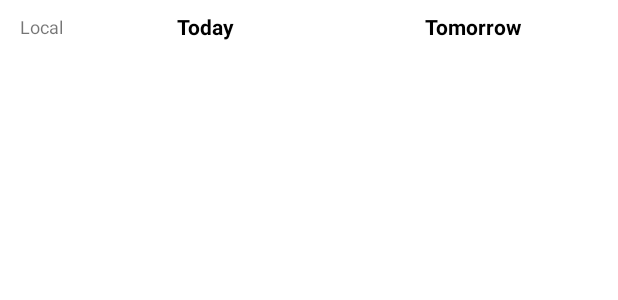
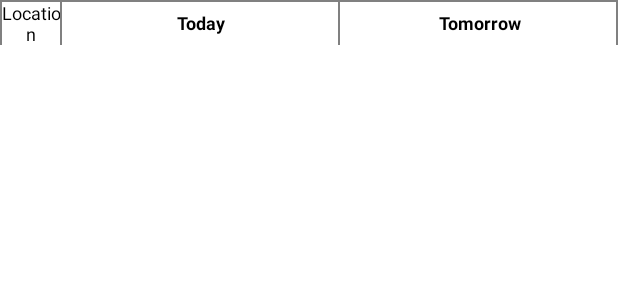
Before and after one commit to leesohyun13/local-weather, an Android app: the layout item_local_weather_title.xml on its own in the app's theme, with its tools: preview values and no code run, on a phone screen of 412 x 824 dp. Shown: the top 300 px of the screen. Run offline under Robolectric (Android 15) with nearby library versions, the phone set to English and light mode, and no system bars.

Commit message:
Add styles and Add color, strings about layout

```diff
--- a/app/src/main/res/layout/item_local_weather_title.xml
+++ b/app/src/main/res/layout/item_local_weather_title.xml
@@ -4,46 +4,63 @@
 
     <androidx.constraintlayout.widget.ConstraintLayout
         android:layout_width="match_parent"
-        android:layout_height="wrap_content"
-        android:layout_marginHorizontal="8dp"
-        android:layout_marginVertical="8dp">
+        android:layout_height="30dp">
+
+        <View
+            style="@style/Weather.Line.Horizontal"
+            app:layout_constraintLeft_toLeftOf="parent"
+            app:layout_constraintTop_toTopOf="parent" />
+
+        <View
+            style="@style/Weather.Line.Vertical"
+            app:layout_constraintLeft_toLeftOf="parent"
+            app:layout_constraintTop_toTopOf="parent" />
 
         <TextView
             android:id="@+id/location"
+            style="@style/Weather.TextView.Title"
             android:layout_width="0dp"
-            android:textSize="12sp"
-            android:text="Local"
-            android:textAlignment="center"
-            android:layout_height="wrap_content"
+            android:text="@string/weather_list_location"
             app:layout_constraintBottom_toBottomOf="parent"
             app:layout_constraintLeft_toLeftOf="parent"
             app:layout_constraintTop_toTopOf="parent"
             app:layout_constraintWidth_percent="0.1" />
 
+        <View
+            style="@style/Weather.Line.Vertical"
+            app:layout_constraintRight_toLeftOf="@id/today_layout"
+            app:layout_constraintTop_toTopOf="parent" />
+
         <TextView
             android:id="@+id/today_layout"
+            style="@style/Weather.TextView.Title.Bold"
             android:layout_width="0dp"
-            android:layout_height="wrap_content"
-            android:text="Today"
-            android:textColor="@color/black"
-            android:textStyle="bold"
-            android:textAlignment="center"
+            android:text="@string/weather_list_today"
+            app:layout_constraintBottom_toBottomOf="parent"
             app:layout_constraintLeft_toRightOf="@id/location"
             app:layout_constraintRight_toLeftOf="@id/tomorrow_layout"
             app:layout_constraintTop_toTopOf="parent"
-            app:layout_constraintWidth_percent="0.45"/>
+            app:layout_constraintWidth_percent="0.45" />
+
+        <View
+            style="@style/Weather.Line.Vertical"
+            app:layout_constraintRight_toLeftOf="@id/tomorrow_layout"
+            app:layout_constraintTop_toTopOf="parent" />
 
         <TextView
             android:id="@+id/tomorrow_layout"
+            style="@style/Weather.TextView.Title.Bold"
             android:layout_width="0dp"
-            android:layout_height="wrap_content"
-            android:text="Tomorrow"
-            android:textColor="@color/black"
-            android:textStyle="bold"
-            android:textAlignment="center"
+            android:text="@string/weather_list_tomorrow"
+            app:layout_constraintBottom_toBottomOf="parent"
             app:layout_constraintLeft_toRightOf="@id/today_layout"
             app:layout_constraintRight_toRightOf="parent"
             app:layout_constraintTop_toTopOf="parent"
-            app:layout_constraintWidth_percent="0.45"/>
+            app:layout_constraintWidth_percent="0.45" />
+
+        <View
+            style="@style/Weather.Line.Vertical"
+            app:layout_constraintRight_toRightOf="parent"
+            app:layout_constraintTop_toTopOf="parent" />
     </androidx.constraintlayout.widget.ConstraintLayout>
 </layout>
--- a/app/src/main/res/values/colors.xml
+++ b/app/src/main/res/values/colors.xml
@@ -7,4 +7,6 @@
     <color name="teal_700">#FF018786</color>
     <color name="black">#FF000000</color>
     <color name="white">#FFFFFFFF</color>
+
+    <color name="table_line_gray">#808080</color>
 </resources>
--- a/app/src/main/res/values/strings.xml
+++ b/app/src/main/res/values/strings.xml
@@ -1,3 +1,7 @@
 <resources>
     <string name="app_name">Local Weather</string>
+
+    <string name="weather_list_location">Location</string>
+    <string name="weather_list_today">Today</string>
+    <string name="weather_list_tomorrow">Tomorrow</string>
 </resources>
--- a/app/src/main/res/values/themes.xml
+++ b/app/src/main/res/values/themes.xml
@@ -1,6 +1,6 @@
 <resources xmlns:tools="http://schemas.android.com/tools">
     <!-- Base application theme. -->
-    <style name="Theme.LocalWeather" parent="Theme.MaterialComponents.DayNight.DarkActionBar">
+    <style name="Theme.LocalWeather" parent="Theme.MaterialComponents.DayNight.NoActionBar">
         <!-- Primary brand color. -->
         <item name="colorPrimary">@color/purple_500</item>
         <item name="colorPrimaryVariant">@color/purple_700</item>
@@ -13,4 +13,74 @@
         <item name="android:statusBarColor" tools:targetApi="l">?attr/colorPrimaryVariant</item>
         <!-- Customize your theme here. -->
     </style>
+
+    <style name="Weather"></style>
+
+    <style name="Weather.Line">
+        <item name="android:background">@color/table_line_gray</item>
+    </style>
+
+    <style name="Weather.Line.Vertical">
+        <item name="android:layout_width">1dp</item>
+        <item name="android:layout_height">match_parent</item>
+    </style>
+
+    <style name="Weather.Line.Horizontal">
+        <item name="android:layout_width">match_parent</item>
+        <item name="android:layout_height">1dp</item>
+    </style>
+
+    <style name="Weather.LocalNameLayout">
+        <item name="android:layout_width">0dp</item>
+        <item name="android:layout_height">wrap_content</item>
+        <item name="layout_constraintWidth_percent">0.1</item>
+    </style>
+
+    <style name="Weather.ItemLayout">
+        <item name="android:layout_width">0dp</item>
+        <item name="android:layout_height">wrap_content</item>
+        <item name="layout_constraintWidth_percent">0.45</item>
+    </style>
+
+    <style name="Weather.TextView">
+        <item name="android:layout_width">wrap_content</item>
+        <item name="android:layout_height">wrap_content</item>
+    </style>
+
+    <style name="Weather.TextView.Title">
+        <item name="android:textAlignment">center</item>
+        <item name="android:textColor">@color/black</item>
+        <item name="android:textSize">12sp</item>
+    </style>
+
+    <style name="Weather.TextView.Title.Bold">
+        <item name="android:textStyle">bold</item>
+    </style>
+
+    <style name="Weather.TextView.WeatherStateName">
+        <item name="android:textColor">@color/black</item>
+        <item name="android:textSize">13sp</item>
+    </style>
+
+
+    <style name="Weather.TextView.Temp">
+        <item name="android:textColor">#ff0000</item>
+        <item name="android:textSize">11sp</item>
+        <item name="android:textStyle">bold</item>
+    </style>
+
+    <style name="Weather.TextView.Humidity">
+        <item name="android:textColor">@color/black</item>
+        <item name="android:textSize">11sp</item>
+        <item name="android:textStyle">bold</item>
+    </style>
+
+    <style name="Weather.ImageView"></style>
+
+    <style name="Weather.ImageView.WeatherState">
+        <item name="android:layout_width">40dp</item>
+        <item name="android:layout_height">40dp</item>
+        <item name="android:layout_margin">12dp</item>
+    </style>
+
 </resources>
```
Also changed, not shown: app/src/main/res/layout/activity_main.xml (+14 -4 lines), app/src/main/res/layout/item_local_weather.xml (+44 -49 lines).
